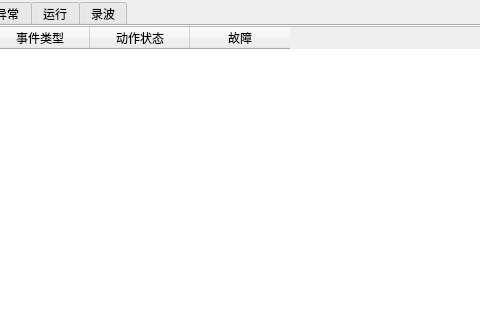
Before: the Qt Designer form d6k/trunk/src/ds_plugin/breaker/soewgt.ui in liuning587/D6k2.0master, drawn with Qt 5; both pictures show x 113 to 593 and y 0 to 320 of the 777 by 523 pixel window.
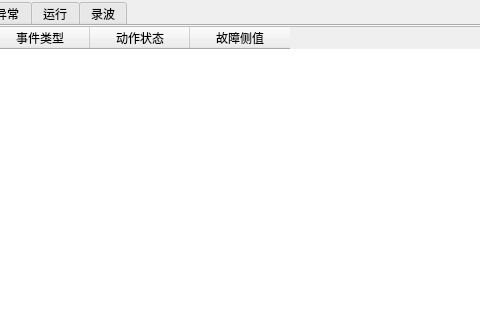
After: the same form once the commit is applied.

Diff of the .ui file:
```diff
--- a/d6k/trunk/src/ds_plugin/breaker/soewgt.ui
+++ b/d6k/trunk/src/ds_plugin/breaker/soewgt.ui
@@ -72,7 +72,7 @@
            </column>
            <column>
             <property name="text">
-             <string>故障</string>
+             <string>故障侧值</string>
             </property>
            </column>
           </widget>
```
Left out of the diff: 4 changed lines with no effect on the pictures.
